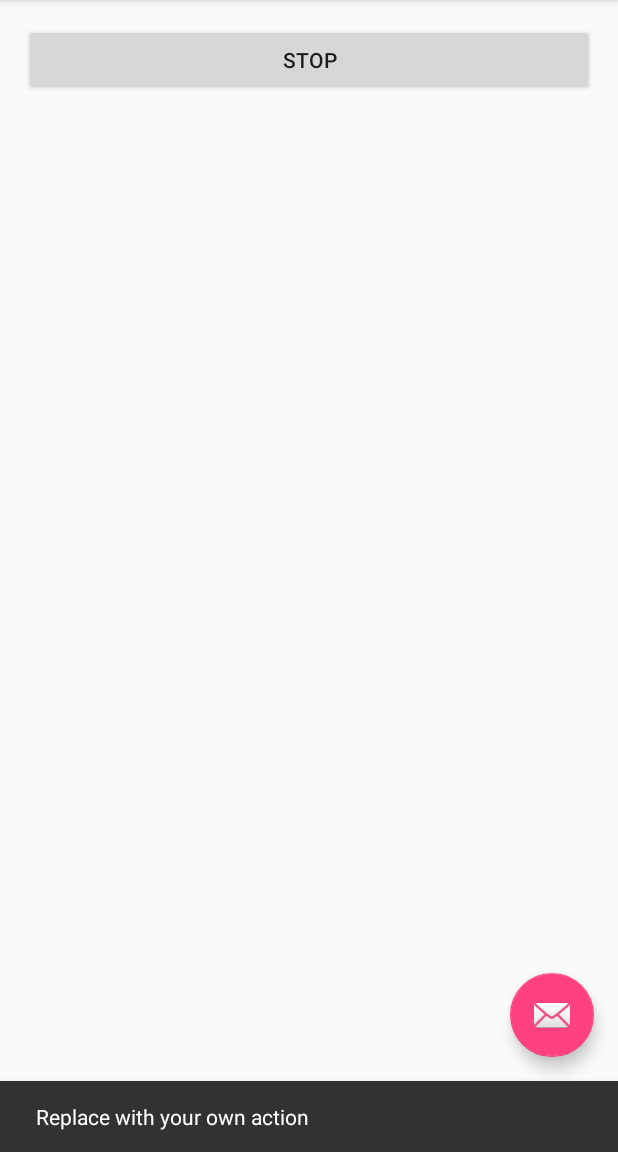
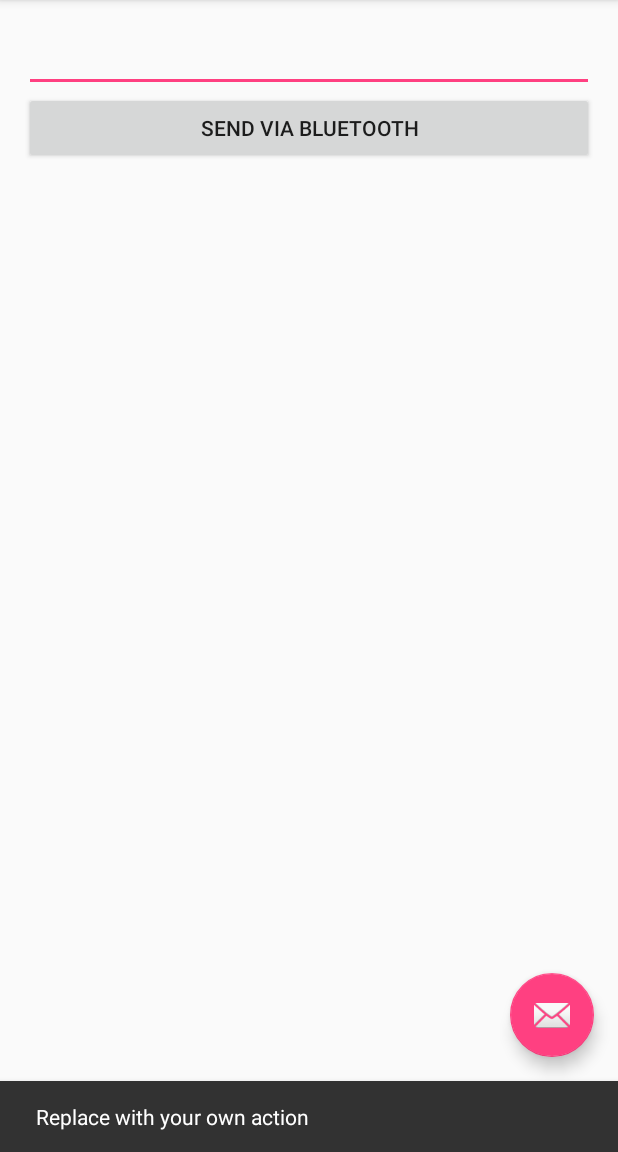
Before and after one commit to bravolarske/RmnA0dykXg9Thg4ZMH8g, an Android app: the screen it shows after launch (MainActivity), after a tap on an icon or button, on a phone screen of 412 x 824 dp, the part 84-1236 px from its top. Run offline under Robolectric (Android 15) with nearby library versions, the phone set to English and light mode, and no system bars.

Commit message:
app updates :bug:

```diff
--- a/AdriunoRobot/app/src/main/AndroidManifest.xml
+++ b/AdriunoRobot/app/src/main/AndroidManifest.xml
@@ -2,7 +2,13 @@
 <manifest xmlns:android="http://schemas.android.com/apk/res/android"
     package="be.heinenbavo.adriunorobot">
 
+    <uses-sdk android:minSdkVersion="8"
+        android:targetSdkVersion="21"/>
+
     <uses-permission android:name="android.permission.BLUETOOTH" />
+    <uses-permission android:name="android.permission.BLUETOOTH_ADMIN" />
+    <uses-permission android:name="android.permission.BLUETOOTH_PRIVILEGED"/>
+    <uses-permission android:name="android.permission.READ_PHONE_STATE"/>
 
     <application
         android:allowBackup="true"
--- a/AdriunoRobot/app/src/main/res/layout/activity_main.xml
+++ b/AdriunoRobot/app/src/main/res/layout/activity_main.xml
@@ -21,7 +21,8 @@
 
     </android.support.design.widget.AppBarLayout>
 
-    <include layout="@layout/content_main" />
+    <include layout="@layout/content_main"
+        android:id="@+id/sen" />
 
     <android.support.design.widget.FloatingActionButton
         android:id="@+id/fab"
--- a/AdriunoRobot/app/src/main/res/layout/content_main.xml
+++ b/AdriunoRobot/app/src/main/res/layout/content_main.xml
@@ -15,8 +15,16 @@
     <Button
         android:layout_width="wrap_content"
         android:layout_height="wrap_content"
-        android:text="Stop"
-        android:id="@+id/btnStop"
+        android:text="Send via bluetooth"
+        android:id="@+id/btnSend"
+        android:layout_below="@+id/edtText"
+        android:layout_alignParentStart="true"
+        android:layout_alignEnd="@+id/edtText" />
+
+    <EditText
+        android:layout_width="wrap_content"
+        android:layout_height="wrap_content"
+        android:id="@+id/edtText"
         android:layout_alignParentTop="true"
         android:layout_alignParentStart="true"
         android:layout_alignParentEnd="true" />
```
Also changed, not shown: AdriunoRobot/app/src/main/java/be/heinenbavo/adriunorobot/MainActivity.java (+79 -13 lines).
